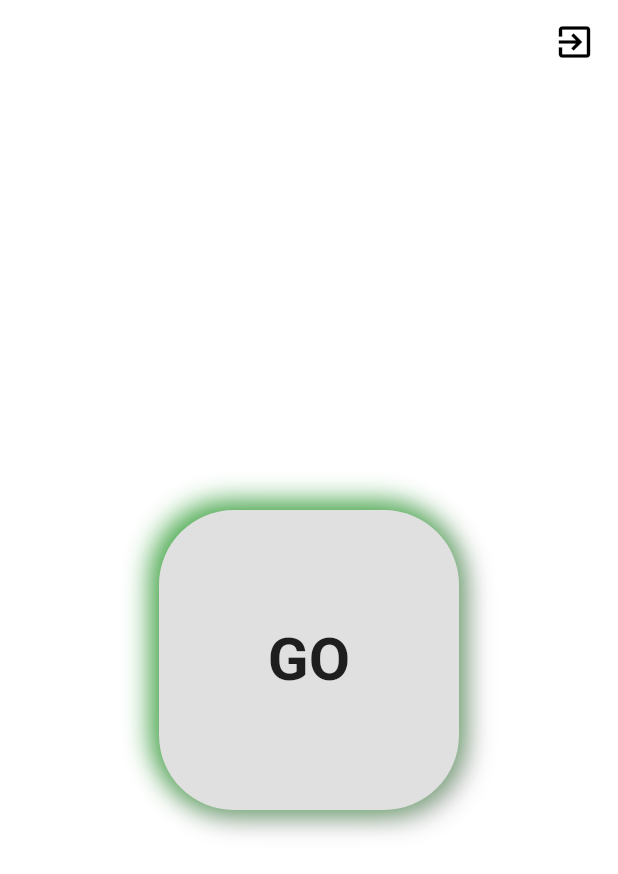
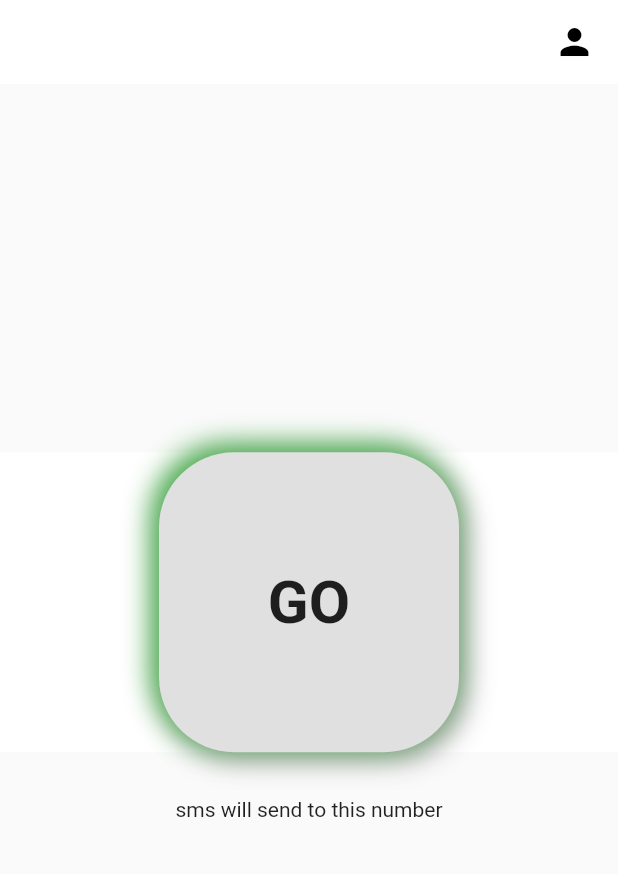
Before and after one commit to rajoanrahman100/device_fall_detection_flutter, a Flutter app: the screen it shows once a user with an empty profile is signed in, on a phone screen of 412 x 824 dp. Shown: the top 874 px of the screen. Run offline on Flutter 3.47's test engine with Material 2 defaults, Android fonts, the phone set to English and light mode, and no system bars; our stand-ins replace cloud_firestore, device_info_plus, firebase_auth, firebase_core, fluttertoast, geolocator and 6 more; missing offline and left inert: background_sms, flutter_background_service, flutter_background_service_android, flutter_sms, telephony; accounts and stored records are empty.

Commit message:
all functionalities done

```diff
--- a/lib/main.dart
+++ b/lib/main.dart
@@ -12,6 +12,7 @@ import 'package:flutter_background_service/flutter_background_service.dart';
 import 'package:flutter_background_service_android/flutter_background_service_android.dart';
 import 'package:flutter_sms/flutter_sms.dart';
 import 'package:get/get.dart';
+import 'package:get_storage/get_storage.dart';
 import 'package:sensors_plus/sensors_plus.dart';
 import 'package:shared_preferences/shared_preferences.dart';
 import 'package:telephony/telephony.dart';
@@ -22,6 +23,8 @@ import 'timer_controller.dart';
 void main()async {
   WidgetsFlutterBinding.ensureInitialized();
   await Firebase.initializeApp();
+  await GetStorage.init();
+
   // await initializeService();
   runApp(const MyApp());
 }
--- a/lib/sensor_test_screen.dart
+++ b/lib/sensor_test_screen.dart
@@ -2,13 +2,18 @@ import 'dart:async';
 import 'dart:math';
 
 import 'package:background_sms/background_sms.dart';
-import 'package:firebase_auth/firebase_auth.dart';
+import 'package:cloud_firestore/cloud_firestore.dart';
 import 'package:flutter/material.dart';
+import 'package:flutter_accelemotor_location/profile_page.dart';
 import 'package:flutter_accelemotor_location/timer_controller.dart';
+import 'package:flutter_accelemotor_location/user_model.dart';
+import 'package:flutter_accelemotor_location/utils.dart';
 import 'package:get/get.dart';
 import 'package:google_fonts/google_fonts.dart';
 import 'package:permission_handler/permission_handler.dart';
 import 'package:sensors_plus/sensors_plus.dart';
+
+import 'log_in_page.dart';
 
 class SensorTestScreen extends StatefulWidget {
   const SensorTestScreen({Key? key}) : super(key: key);
@@ -27,7 +32,6 @@ class _SensorTestScreenState extends State<SensorTestScreen> with WidgetsBinding
   List<double>? _magnetometerValues;
   final _streamSubscriptions = <StreamSubscription<dynamic>>[];
 
-
   DateTime? startTime;
   DateTime? endTime;
   bool isBeingThrown = false;
@@ -38,6 +42,15 @@ class _SensorTestScreenState extends State<SensorTestScreen> with WidgetsBinding
   var seconds = 10;
 
   var timerC = Get.put(TimerController());
+
+  Future<Users?> readUser() async {
+    final docUser = FirebaseFirestore.instance.collection("users").doc(boxStorage.read(UID));
+    final snapShot = await docUser.get();
+
+    if (snapShot.exists) {
+      return Users.fromJson(snapShot.data()!);
+    }
+  }
 
   @override
   void initState() {
@@ -107,7 +120,7 @@ class _SensorTestScreenState extends State<SensorTestScreen> with WidgetsBinding
             double heightInMeters = (GRAVITATIONAL_FORCE * pow(totalTimeInSeconds, 2)) / 8;
 
             if (await _isPermissionGranted()) {
-              _sendMessage("01793361288", "This is user's current location\n${timerC.mapUrl.value}");
+              _sendMessage("${boxStorage.read(SAVED_NUMBER)}", "This is user's current location\n${timerC.mapUrl.value}");
             }
 
             print("Calculationssssssssss ${accelValuesForAnalysis.toString()}");
@@ -238,17 +251,23 @@ class _SensorTestScreenState extends State<SensorTestScreen> with WidgetsBinding
   Widget build(BuildContext context) {
     final accelerometer = _accelerometerValues?.map((double v) => v.toStringAsFixed(1)).toList();
 
+    print("UID ${boxStorage.read(UID)}");
+
     return Scaffold(
         appBar: AppBar(
           backgroundColor: Colors.white,
           elevation: 0.0,
           actions: [
             IconButton(
-                onPressed: ()async {
-                  await FirebaseAuth.instance.signOut();
+                onPressed: () async {
+                  Navigator.push(
+                    context,
+                    MaterialPageRoute(builder: (context) => const ProfilePage()),
+                  );
+                  //await FirebaseAuth.instance.signOut();
                 },
                 icon: const Icon(
-                  Icons.exit_to_app,
+                  Icons.person,
                   color: Colors.black,
                   size: 28,
                 )),
@@ -258,7 +277,11 @@ class _SensorTestScreenState extends State<SensorTestScreen> with WidgetsBinding
           ],
         ),
         body: SizedBox.expand(
-            child: Container(
+            child: Column(
+          crossAxisAlignment: CrossAxisAlignment.center,
+          mainAxisAlignment: MainAxisAlignment.center,
+          children: [
+            Container(
               color: Colors.white,
               child: Center(
                 child: GestureDetector(
@@ -368,6 +391,33 @@ class _SensorTestScreenState extends State<SensorTestScreen> with WidgetsBinding
                 ),
               ),
               //alignment: Alignment.center,
+            ),
+            sized15(),
+            sized15(),
+            Text("sms will send to this number"),
+            sized15(),
+            FutureBuilder<Users?>(
+              future: readUser(),
+              builder: (BuildContext context, snapshot) {
+                if (snapshot.hasData) {
+                  final user = snapshot.data;
+                  boxStorage.write(SAVED_NUMBER, user?.phoneNumber);
+                  return user == null
+                      ? const Center(
+                          child: Text("No number found"),
+                        )
+                      : Text(
+                          "${user.phoneNumber}",
+                          style: TextStyle(fontWeight: FontWeight.w500, decoration: TextDecoration.underline),
+                        );
+                } else {
+                  return const Center(
+                    child: CircularProgressIndicator(),
+                  );
+                }
+              },
+            ),
+          ],
         )));
   }
 }
--- a/lib/timer_controller.dart
+++ b/lib/timer_controller.dart
@@ -24,6 +24,11 @@ class TimerController extends GetxController {
   late StreamSubscription<Position> _streamSubscription;
 
   RxBool dialogClose=false.obs;
+
+  RxBool showSignInLoad=false.obs;
+  RxBool showRegInLoad=false.obs;
+
+
 
   @override
   void onInit() {
--- /dev/null
+++ b/lib/user_model.dart
@@ -0,0 +1,23 @@
+
+import 'package:firebase_auth/firebase_auth.dart';
+
+class Users{
+  String? email;
+  String? fullName;
+  String? phoneNumber;
+
+  Users({this.email,this.fullName,this.phoneNumber});
+
+  Map<String,dynamic> toJson()=>{
+    'email':email,
+    'fullName':fullName,
+    'phoneNumber':phoneNumber,
+  };
+
+  static Users fromJson(Map<String,dynamic>json)=>Users(
+    email: json['email'],
+    fullName: json['fullName'],
+    phoneNumber: json['phoneNumber'],
+  );
+
+}
--- a/lib/utils.dart
+++ b/lib/utils.dart
@@ -1,18 +1,8 @@
-// import 'package:flutter/material.dart';
-// import 'package:flutter_styled_toast/flutter_styled_toast.dart';
-//
-// ToastFuture styledToast(
-//     {BuildContext? context,
-//       String? message,
-//       StyledToastPosition position = StyledToastPosition.bottom,
-//       Color? backColor}) {
-//   return showToast(
-//     message,
-//     context: context,
-//     position: position,
-//     backgroundColor: backColor ?? Colors.green,
-//     duration: const Duration(seconds: 2),
-//     textStyle: const TextStyle(color: Colors.white),
-//     animation: StyledToastAnimation.scale,
-//   );
-// }
+
+import 'package:get/get.dart';
+import 'package:get_storage/get_storage.dart';
+
+final boxStorage=GetStorage();
+
+const String UID="FIREBASE_UID";
+const String SAVED_NUMBER="SAVED_NUMBER";
--- a/pubspec.yaml
+++ b/pubspec.yaml
@@ -50,6 +50,7 @@ dependencies:
   google_sign_in: ^5.4.1
   firebase_core: ^1.19.0
   cloud_firestore: ^3.4.0
+  get_storage: ^2.0.3
 
 dev_dependencies:
   flutter_test:
```
Also changed, not shown: lib/auth_service.dart (+26 -9 lines), lib/log_in_page.dart (+16 -8 lines), lib/profile_page.dart (added, +126 -0 lines), lib/registration_page.dart (+31 -10 lines), pubspec.lock. Lines whose indentation alone changed are shown as unchanged.
